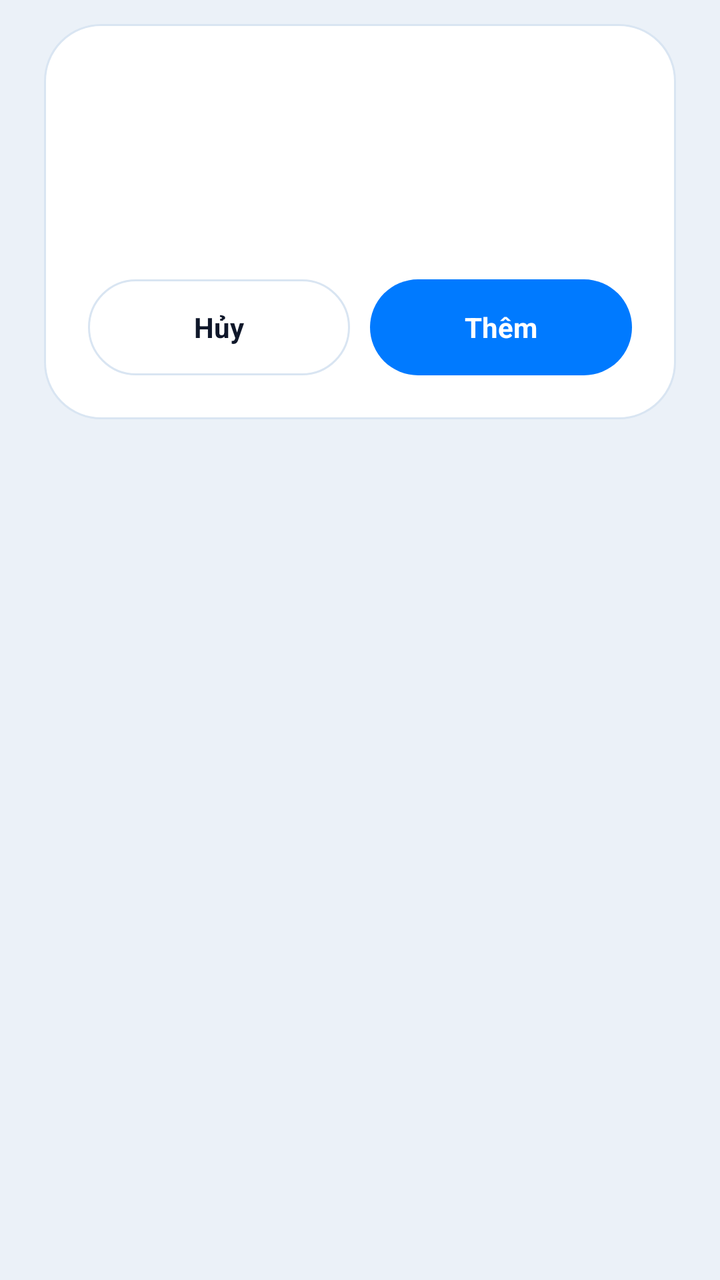
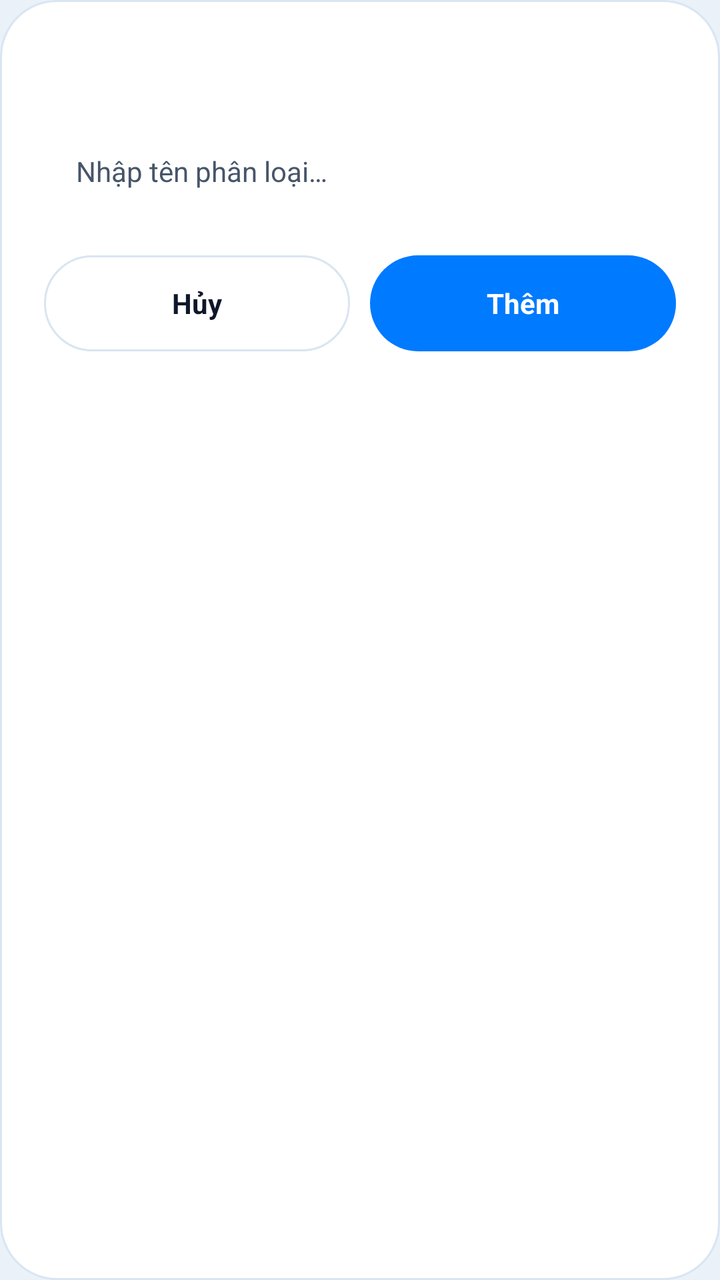

The first picture is an Android layout as it rendered before a commit; the second is the same layout after the commit. The layout source and the unified diff follow.
<!-- AndroidManifest.xml: application theme Theme.PocketKit -->
<!-- res/layout/dialog_frost_input.xml -->
<?xml version="1.0" encoding="utf-8"?>
<FrameLayout xmlns:android="http://schemas.android.com/apk/res/android"
    android:layout_width="match_parent"
    android:layout_height="wrap_content"
    android:paddingHorizontal="22dp"
    android:paddingVertical="12dp">

    <LinearLayout
        android:layout_width="match_parent"
        android:layout_height="wrap_content"
        android:background="@drawable/bg_dialog_frost"
        android:orientation="vertical"
        android:padding="22dp">

        <TextView
            android:id="@+id/tvDialogTitle"
            android:layout_width="match_parent"
            android:layout_height="wrap_content"
            android:textColor="@color/ink_primary"
            android:textSize="19sp"
            android:textStyle="bold" />

        <EditText
            android:id="@+id/edtDialogInput"
            android:layout_width="match_parent"
            android:layout_height="wrap_content"
            android:layout_marginTop="14dp"
            android:background="@drawable/bg_glass_inner"
            android:ellipsize="end"
            android:imeOptions="actionDone"
            android:importantForAutofill="no"
            android:inputType="textCapSentences"
            android:maxLines="1"
            android:minHeight="@dimen/touch_target_min"
            android:paddingHorizontal="16dp"
            android:paddingVertical="12dp"
            android:singleLine="true"
            android:textColor="@color/ink_primary"
            android:textColorHint="@color/ink_secondary"
            android:textSize="@dimen/text_size_input" />

        <LinearLayout
            android:layout_width="match_parent"
            android:layout_height="wrap_content"
            android:layout_marginTop="18dp"
            android:baselineAligned="false"
            android:orientation="horizontal">

            <TextView
                android:id="@+id/btnDialogCancel"
                android:layout_width="0dp"
                android:layout_height="wrap_content"
                android:layout_weight="1"
                android:background="@drawable/bg_pill_secondary"
                android:clickable="true"
                android:focusable="true"
                android:gravity="center"
                android:minHeight="@dimen/touch_target_min"
                android:text="@string/notes_dialog_cancel"
                android:textColor="@color/ink_primary"
                android:textSize="@dimen/text_size_input"
                android:textStyle="bold" />

            <TextView
                android:id="@+id/btnDialogConfirm"
                android:layout_width="0dp"
                android:layout_height="wrap_content"
                android:layout_marginStart="10dp"
                android:layout_weight="1"
                android:background="@drawable/bg_pill_primary"
                android:clickable="true"
                android:focusable="true"
                android:gravity="center"
                android:minHeight="@dimen/touch_target_min"
                android:text="@string/notes_dialog_add_confirm"
                android:textColor="@color/white"
                android:textSize="@dimen/text_size_input"
                android:textStyle="bold" />
        </LinearLayout>
    </LinearLayout>
</FrameLayout>
<!-- resources referenced by this layout -->
<resources>
  <color name="ink_primary">#FF0F172A</color>
  <color name="ink_secondary">#FF475569</color>
  <color name="white">#FFFFFFFF</color>
  <dimen name="text_size_input">14sp</dimen>
  <dimen name="touch_target_min">48dp</dimen>
  <!-- drawable bg_dialog_frost (drawable) -->
  <?xml version="1.0" encoding="utf-8"?>
  <shape xmlns:android="http://schemas.android.com/apk/res/android"
      android:shape="rectangle">
      <solid android:color="#FAFFFFFF" />
      <stroke
          android:width="1dp"
          android:color="@color/glass_rim_soft" />
      <corners android:radius="28dp" />
  </shape>
  <!-- drawable bg_glass_inner (drawable) -->
  <?xml version="1.0" encoding="utf-8"?>
  <shape xmlns:android="http://schemas.android.com/apk/res/android"
      android:shape="rectangle">
      <solid android:color="@color/glass_inner_fill" />
      <stroke
          android:width="1dp"
          android:color="@color/glass_rim_bright" />
      <corners android:radius="18dp" />
  </shape>
  <!-- drawable bg_pill_primary (drawable) -->
  <?xml version="1.0" encoding="utf-8"?>
  <shape xmlns:android="http://schemas.android.com/apk/res/android"
      android:shape="rectangle">
      <solid android:color="@color/accent_sapphire" />
      <corners android:radius="24dp" />
  </shape>
  <!-- drawable bg_pill_secondary (drawable) -->
  <?xml version="1.0" encoding="utf-8"?>
  <shape xmlns:android="http://schemas.android.com/apk/res/android"
      android:shape="rectangle">
      <solid android:color="@color/chip_neutral_fill" />
      <stroke
          android:width="1dp"
          android:color="@color/glass_rim_soft" />
      <corners android:radius="24dp" />
  </shape>
  <string name="notes_dialog_add_confirm">Thêm</string>
  <string name="notes_dialog_cancel">Hủy</string>
  <style name="Theme.PocketKit" parent="Base.Theme.PocketKit" />
  <color name="glass_rim_soft">#FFD9E5F2</color>
  <color name="glass_inner_fill">#9EFFFFFF</color>
  <color name="glass_rim_bright">#FFFFFFFF</color>
  <color name="accent_sapphire">#FF007AFF</color>
  <color name="chip_neutral_fill">#B8FFFFFF</color>
  <style name="Base.Theme.PocketKit" parent="Theme.Material3.Light.NoActionBar">
          <item name="colorPrimary">@color/accent_sapphire</item>
          <item name="colorOnPrimary">@color/white</item>
          <item name="android:windowBackground">@color/frost_canvas_top</item>
          <item name="android:statusBarColor">@android:color/transparent</item>
          <item name="android:navigationBarColor">@android:color/transparent</item>
          <item name="android:windowLightStatusBar">true</item>
      </style>
  <color name="frost_canvas_top">#FFEBF1F8</color>
</resources>

<!-- the commit's change to res/layout/dialog_frost_input.xml (unified diff, before → after) -->
@@ -1,81 +1,77 @@
 <?xml version="1.0" encoding="utf-8"?>
-<FrameLayout xmlns:android="http://schemas.android.com/apk/res/android"
+<LinearLayout xmlns:android="http://schemas.android.com/apk/res/android"
     android:layout_width="match_parent"
     android:layout_height="wrap_content"
-    android:paddingHorizontal="22dp"
-    android:paddingVertical="12dp">
+    android:layout_marginHorizontal="@dimen/dialog_outer_padding_h"
+    android:layout_marginVertical="@dimen/dialog_outer_padding_v"
+    android:background="@drawable/bg_dialog_frost"
+    android:orientation="vertical"
+    android:padding="@dimen/dialog_inner_padding">
+
+    <TextView
+        android:id="@+id/tvDialogTitle"
+        android:layout_width="match_parent"
+        android:layout_height="wrap_content"
+        android:textColor="@color/ink_primary"
+        android:textSize="@dimen/text_size_dialog_title"
+        android:textStyle="bold" />
+
+    <EditText
+        android:id="@+id/edtDialogInput"
+        android:layout_width="match_parent"
+        android:layout_height="wrap_content"
+        android:layout_marginTop="@dimen/dialog_field_gap"
+        android:background="@drawable/bg_glass_inner"
+        android:ellipsize="end"
+        android:hint="@string/notes_dialog_add_category_hint"
+        android:imeOptions="actionDone"
+        android:importantForAutofill="no"
+        android:inputType="textCapSentences"
+        android:maxLines="1"
+        android:minHeight="@dimen/touch_target_min"
+        android:paddingHorizontal="@dimen/btn_padding_h"
+        android:paddingVertical="@dimen/card_gap"
+        android:singleLine="true"
+        android:textColor="@color/ink_primary"
+        android:textColorHint="@color/ink_secondary"
+        android:textSize="@dimen/text_size_input" />
 
     <LinearLayout
         android:layout_width="match_parent"
         android:layout_height="wrap_content"
-        android:background="@drawable/bg_dialog_frost"
-        android:orientation="vertical"
-        android:padding="22dp">
+        android:layout_marginTop="@dimen/dialog_section_gap"
+        android:baselineAligned="false"
+        android:orientation="horizontal">
 
         <TextView
-            android:id="@+id/tvDialogTitle"
-            android:layout_width="match_parent"
+            android:id="@+id/btnDialogCancel"
+            android:layout_width="0dp"
             android:layout_height="wrap_content"
+            android:layout_weight="1"
+            android:background="@drawable/bg_pill_secondary"
+            android:clickable="true"
+            android:focusable="true"
+            android:gravity="center"
+            android:minHeight="@dimen/touch_target_min"
+            android:text="@string/notes_dialog_cancel"
             android:textColor="@color/ink_primary"
-            android:textSize="19sp"
+            android:textSize="@dimen/text_size_input"
             android:textStyle="bold" />
 
-        <EditText
-            android:id="@+id/edtDialogInput"
-            android:layout_width="match_parent"
+        <TextView
+            android:id="@+id/btnDialogConfirm"
+            android:layout_width="0dp"
             android:layout_height="wrap_content"
-            android:layout_marginTop="14dp"
-            android:background="@drawable/bg_glass_inner"
-            android:ellipsize="end"
-            android:imeOptions="actionDone"
-            android:importantForAutofill="no"
-            android:inputType="textCapSentences"
-            android:maxLines="1"
+            android:layout_marginStart="@dimen/dialog_button_gap"
+            android:layout_weight="1"
+            android:background="@drawable/bg_pill_primary"
+            android:clickable="true"
+            android:focusable="true"
+            android:gravity="center"
             android:minHeight="@dimen/touch_target_min"
-            android:paddingHorizontal="16dp"
-            android:paddingVertical="12dp"
-            android:singleLine="true"
-            android:textColor="@color/ink_primary"
-            android:textColorHint="@color/ink_secondary"
-            android:textSize="@dimen/text_size_input" />
-
-        <LinearLayout
-            android:layout_width="match_parent"
-            android:layout_height="wrap_content"
-            android:layout_marginTop="18dp"
-            android:baselineAligned="false"
-            android:orientation="horizontal">
-
-            <TextView
-                android:id="@+id/btnDialogCancel"
-                android:layout_width="0dp"
-                android:layout_height="wrap_content"
-                android:layout_weight="1"
-                android:background="@drawable/bg_pill_secondary"
-                android:clickable="true"
-                android:focusable="true"
-                android:gravity="center"
-                android:minHeight="@dimen/touch_target_min"
-                android:text="@string/notes_dialog_cancel"
-                android:textColor="@color/ink_primary"
-                android:textSize="@dimen/text_size_input"
-                android:textStyle="bold" />
-
-            <TextView
-                android:id="@+id/btnDialogConfirm"
-                android:layout_width="0dp"
-                android:layout_height="wrap_content"
-                android:layout_marginStart="10dp"
-                android:layout_weight="1"
-                android:background="@drawable/bg_pill_primary"
-                android:clickable="true"
-                android:focusable="true"
-                android:gravity="center"
-                android:minHeight="@dimen/touch_target_min"
-                android:text="@string/notes_dialog_add_confirm"
-                android:textColor="@color/white"
-                android:textSize="@dimen/text_size_input"
-                android:textStyle="bold" />
-        </LinearLayout>
+            android:text="@string/notes_dialog_add_confirm"
+            android:textColor="@color/white"
+            android:textSize="@dimen/text_size_input"
+            android:textStyle="bold" />
     </LinearLayout>
-</FrameLayout>
+</LinearLayout>
<!-- resource entries referenced after the edit -->
@@ -3,13 +3,22 @@
   <color name="ink_primary">#FF0F172A</color>
   <color name="ink_secondary">#FF475569</color>
   <color name="white">#FFFFFFFF</color>
+  <dimen name="btn_padding_h">16dp</dimen>
+  <dimen name="card_gap">12dp</dimen>
+  <dimen name="dialog_button_gap">10dp</dimen>
+  <dimen name="dialog_field_gap">14dp</dimen>
+  <dimen name="dialog_inner_padding">22dp</dimen>
+  <dimen name="dialog_outer_padding_h">22dp</dimen>
+  <dimen name="dialog_outer_padding_v">12dp</dimen>
+  <dimen name="dialog_section_gap">18dp</dimen>
+  <dimen name="text_size_dialog_title">19sp</dimen>
   <dimen name="text_size_input">14sp</dimen>
   <dimen name="touch_target_min">48dp</dimen>
   <!-- drawable bg_dialog_frost (drawable) -->
   <?xml version="1.0" encoding="utf-8"?>
   <shape xmlns:android="http://schemas.android.com/apk/res/android"
       android:shape="rectangle">
-      <solid android:color="#FAFFFFFF" />
+      <solid android:color="@color/frost_dialog_fill" />
       <stroke
           android:width="1dp"
           android:color="@color/glass_rim_soft" />
@@ -42,9 +51,11 @@
           android:color="@color/glass_rim_soft" />
       <corners android:radius="24dp" />
   </shape>
+  <string name="notes_dialog_add_category_hint">Nhập tên phân loại…</string>
   <string name="notes_dialog_add_confirm">Thêm</string>
   <string name="notes_dialog_cancel">Hủy</string>
   <style name="Theme.PocketKit" parent="Base.Theme.PocketKit" />
+  <color name="frost_dialog_fill">#FAFFFFFF</color>
   <color name="glass_rim_soft">#FFD9E5F2</color>
   <color name="glass_inner_fill">#9EFFFFFF</color>
   <color name="glass_rim_bright">#FFFFFFFF</color>
